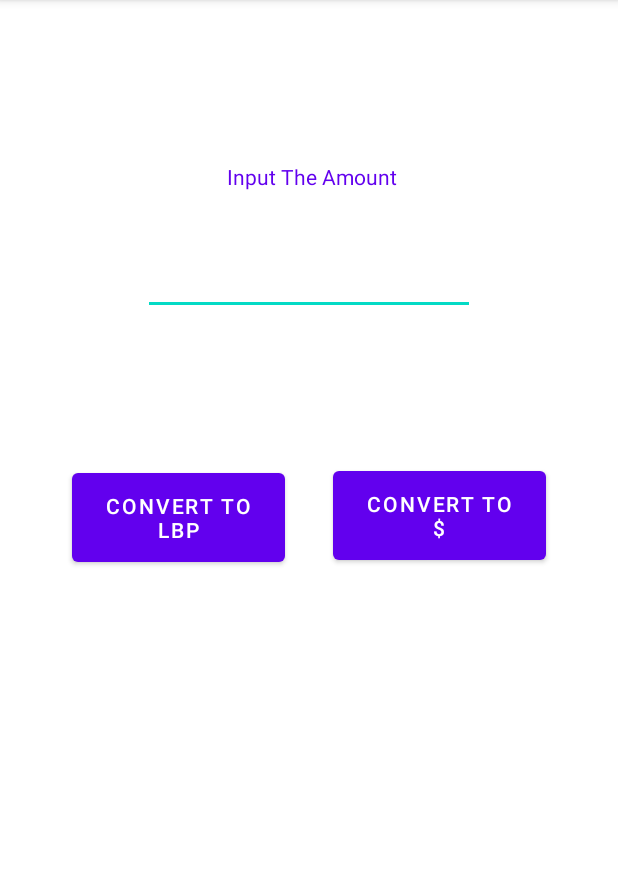
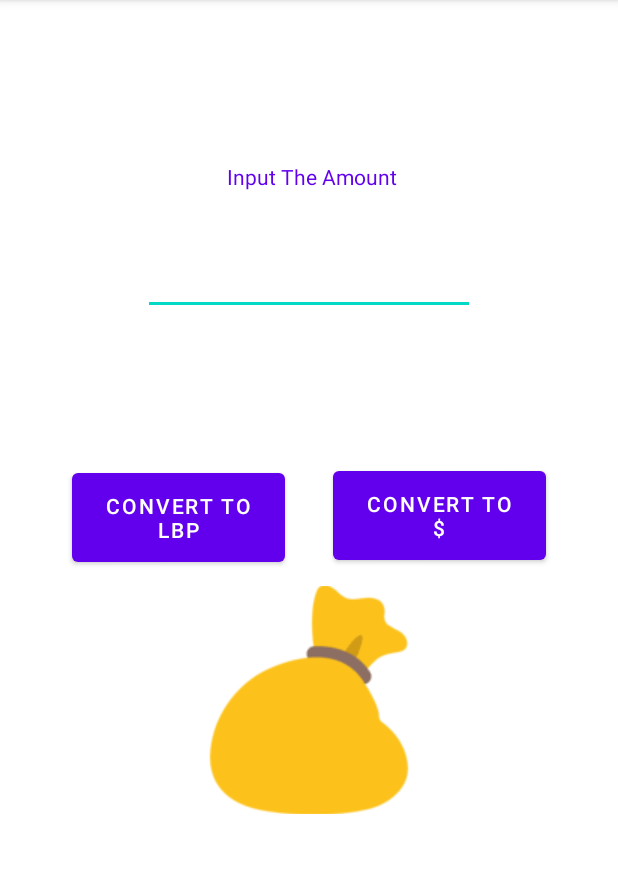
Before and after one commit to larissa-abboud/currency_converter_assignment1, an Android app: the screen it shows after launch (MainActivity), after a tap on "CONVERT TO $", on a phone screen of 412 x 824 dp, the part 84-957 px from its top. Run offline under Robolectric (Android 15) with nearby library versions, the phone set to English and light mode, and no system bars.

Commit message:
added image

```diff
--- a/csc498_assignment1_currency_converter/app/src/main/java/com/lausp/csc498_assignment1_currency_converter/MainActivity.java
+++ b/csc498_assignment1_currency_converter/app/src/main/java/com/lausp/csc498_assignment1_currency_converter/MainActivity.java
@@ -74,6 +74,7 @@ public class MainActivity extends AppCompatActivity {
             Toast.makeText(getApplicationContext(), "invalid input", Toast.LENGTH_SHORT).show();
         }
     }
+
     public void convertToDollars(View v){
         String given = addAmount.getText().toString();
         if (isDouble(given)) {
@@ -89,7 +90,7 @@ public class MainActivity extends AppCompatActivity {
 
 
 
-    }
+    }public
 /* add conditions
 * fix design
 * double usd only 2 decimals*/
--- a/csc498_assignment1_currency_converter/app/src/main/res/layout/activity_main.xml
+++ b/csc498_assignment1_currency_converter/app/src/main/res/layout/activity_main.xml
@@ -80,4 +80,17 @@
         app:layout_constraintStart_toStartOf="parent"
         app:layout_constraintTop_toTopOf="parent" />
 
+    <ImageButton
+        android:id="@+id/imageButton3"
+        android:layout_width="156dp"
+        android:layout_height="152dp"
+        android:layout_marginTop="10dp"
+        android:layout_marginBottom="207dp"
+        app:layout_constraintBottom_toBottomOf="parent"
+        app:layout_constraintEnd_toEndOf="parent"
+        app:layout_constraintStart_toStartOf="parent"
+        app:layout_constraintTop_toBottomOf="@+id/button2"
+        app:layout_constraintVertical_bias="0.0"
+        app:srcCompat="@drawable/money_b" />
+
 </androidx.constraintlayout.widget.ConstraintLayout>
```
Also changed, not shown: csc498_assignment1_currency_converter/app/src/main/res/drawable/money.png (added), csc498_assignment1_currency_converter/app/src/main/res/drawable/money_b.png (added).
